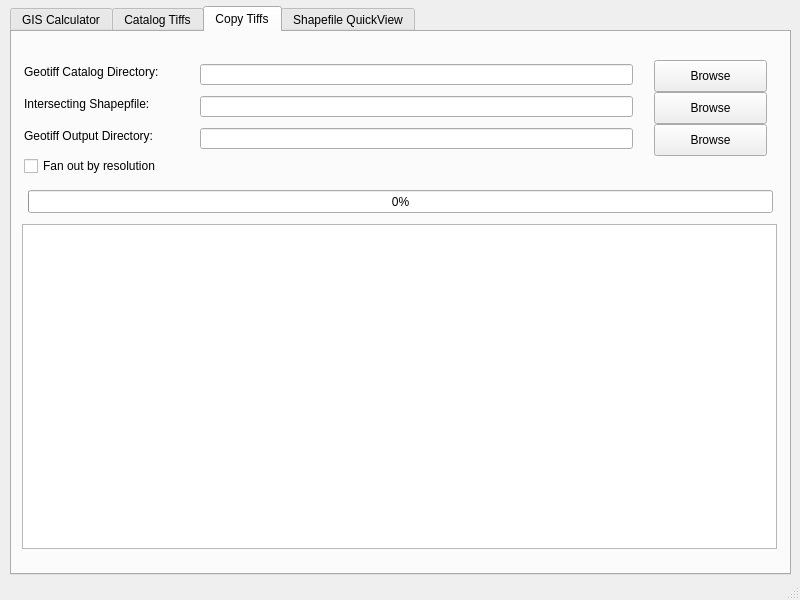
Old version of the form gisHelperGui.ui in the repository minorsecond/GIS-Helper.
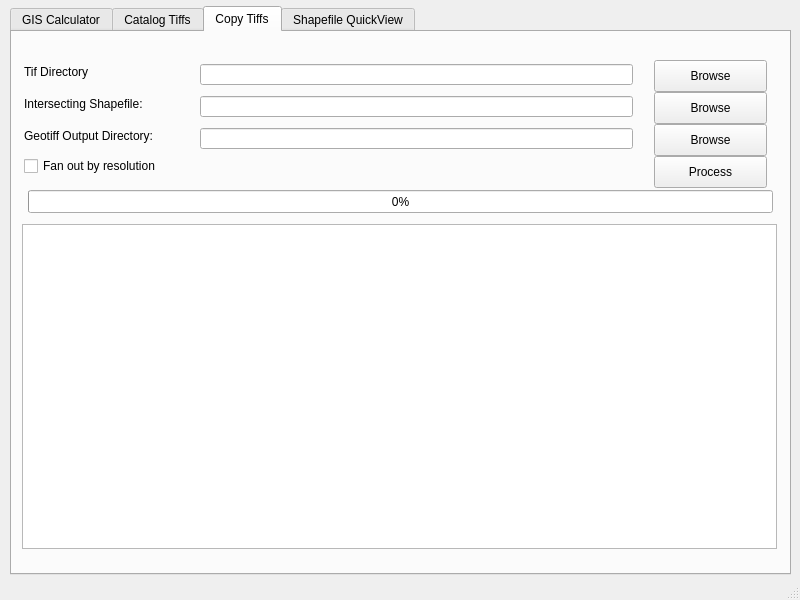
New version of the form. The open tabs and pages were chosen to show the change.

The edit to the form file:
```diff
--- a/gisHelperGui.ui
+++ b/gisHelperGui.ui
@@ -791,7 +791,7 @@
        </font>
       </property>
       <property name="text">
-       <string>Geotiff Catalog Directory:</string>
+       <string>Tif Directory</string>
       </property>
      </widget>
      <widget class="QLabel" name="label_10">
@@ -809,7 +809,7 @@
        </font>
       </property>
       <property name="text">
-       <string>Intersecting Shapepfile: </string>
+       <string>Intersecting Shapefile: </string>
       </property>
      </widget>
      <widget class="QLabel" name="label_11">
@@ -943,6 +943,19 @@
        <number>0</number>
       </property>
      </widget>
+     <widget class="QPushButton" name="CopyTiffProcess">
+      <property name="geometry">
+       <rect>
+        <x>642</x>
+        <y>124</y>
+        <width>113</width>
+        <height>32</height>
+       </rect>
+      </property>
+      <property name="text">
+       <string>Process</string>
+      </property>
+     </widget>
     </widget>
     <widget class="QWidget" name="qkShp">
      <attribute name="title">
```
Left out of the diff: 14 changed lines with no effect on the pictures.
